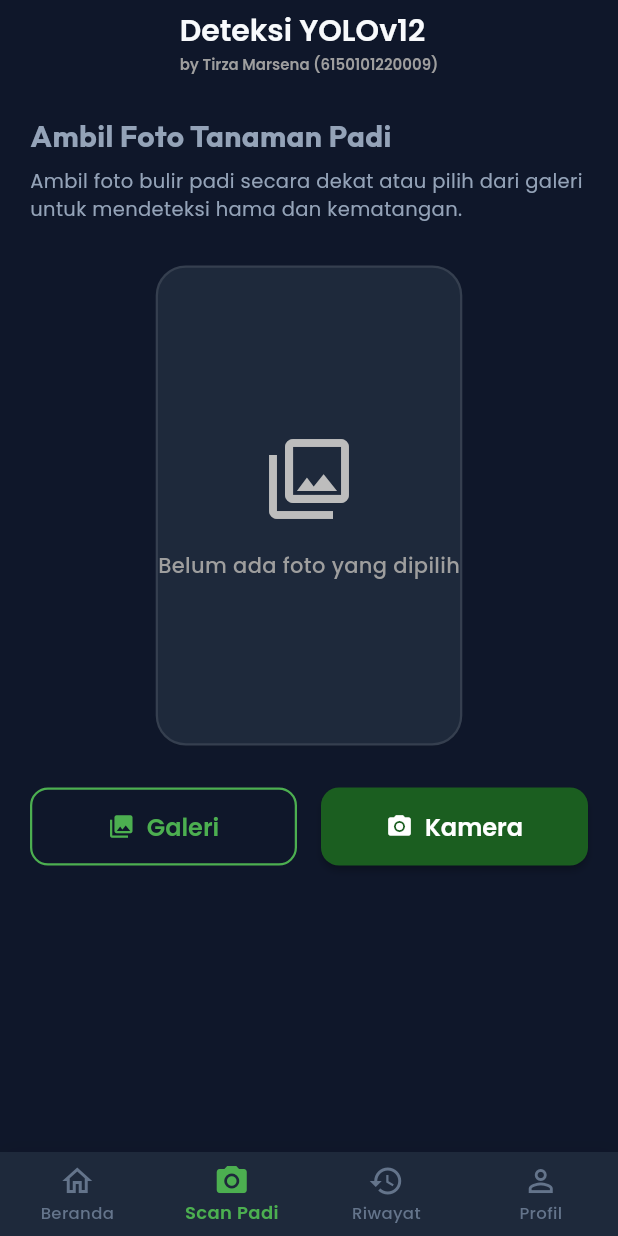
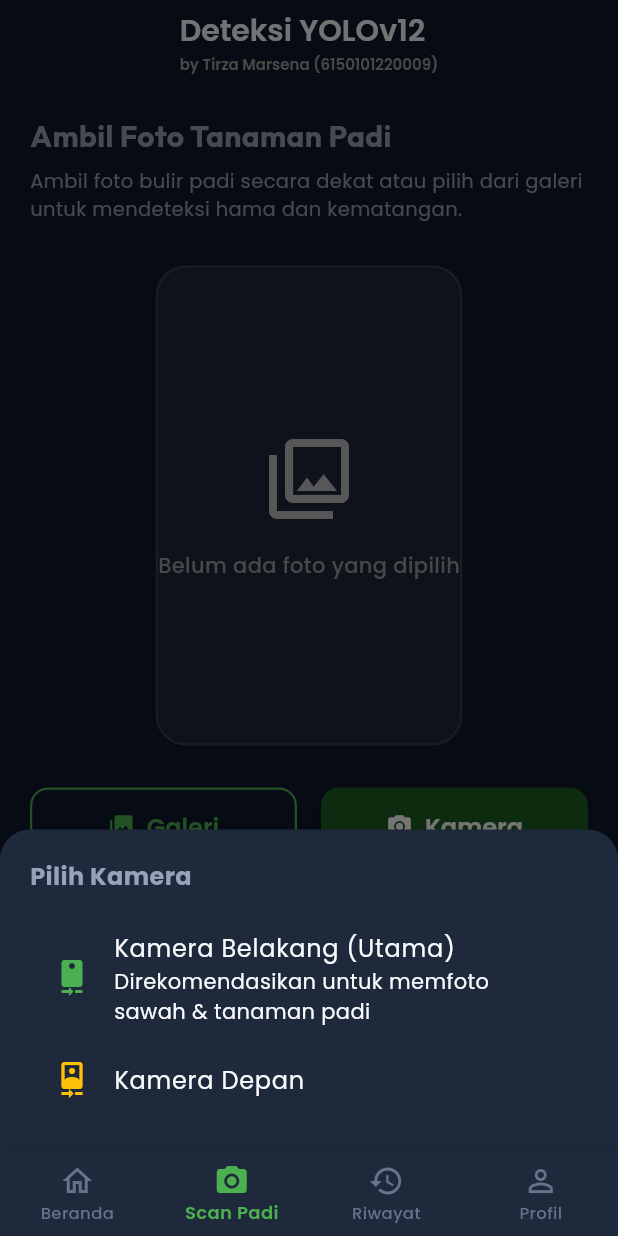
Before and after one commit to MuhammadAslam-aja/padiguard, a Flutter app: the DetectionPage screen opened by its route, after a tap on "Kamera", on a phone screen of 412 x 824 dp. Run offline on Flutter 3.47's test engine with Material 3 defaults, Android fonts, the phone set to English and light mode, and no system bars; our stand-ins replace dio, fl_chart, flutter_riverpod, flutter_secure_storage, flutter_spinkit, geolocator and 4 more; missing offline and left inert: dart:html, dart:ui_web; accounts and stored records are empty; network calls fail.

Commit message:
feat: add camera switch (front camera & back camera) support in live camera dialog and picker

```diff
--- a/lib/features/detection/presentation/pages/detection_page.dart
+++ b/lib/features/detection/presentation/pages/detection_page.dart
@@ -30,12 +30,13 @@ class _DetectionPageState extends ConsumerState<DetectionPage> {
   Map<String, dynamic>? _detectionResult;
   String? _errorMessage;
 
-  Future<void> _pickImage(ImageSource source) async {
+  Future<void> _pickImage(ImageSource source, {CameraDevice preferredCamera = CameraDevice.rear}) async {
     try {
       final XFile? file = kIsWeb
-          ? await _picker.pickImage(source: source)
+          ? await _picker.pickImage(source: source, preferredCameraDevice: preferredCamera)
           : await _picker.pickImage(
               source: source,
+              preferredCameraDevice: preferredCamera,
               imageQuality: 85,
               maxWidth: 1024,
             );
@@ -57,6 +58,51 @@ class _DetectionPageState extends ConsumerState<DetectionPage> {
         _errorMessage = 'Gagal mengakses media: ${e.toString()}';
       });
     }
+  }
+
+  void _showCameraOptions(BuildContext context) {
+    if (kIsWeb) {
+      _openWebCamera();
+      return;
+    }
+
+    showModalBottomSheet(
+      context: context,
+      shape: const RoundedRectangleBorder(
+        borderRadius: BorderRadius.vertical(top: Radius.circular(20)),
+      ),
+      builder: (context) => Container(
+        padding: const EdgeInsets.all(20),
+        child: Column(
+          mainAxisSize: MainAxisSize.min,
+          crossAxisAlignment: CrossAxisAlignment.start,
+          children: [
+            Text(
+              'Pilih Kamera',
+              style: GoogleFonts.poppins(fontSize: 16, fontWeight: FontWeight.bold),
+            ),
+            const SizedBox(height: 16),
+            ListTile(
+              leading: const Icon(Icons.camera_rear, color: Color(0xFF4CAF50)),
+              title: const Text('Kamera Belakang (Utama)'),
+              subtitle: const Text('Direkomendasikan untuk memfoto sawah & tanaman padi'),
+              onTap: () {
+                Navigator.pop(context);
+                _pickImage(ImageSource.camera, preferredCamera: CameraDevice.rear);
+              },
+            ),
+            ListTile(
+              leading: const Icon(Icons.camera_front, color: Colors.amber),
+              title: const Text('Kamera Depan'),
+              onTap: () {
+                Navigator.pop(context);
+                _pickImage(ImageSource.camera, preferredCamera: CameraDevice.front);
+              },
+            ),
+          ],
+        ),
+      ),
+    );
   }
 
   /// Membuka dialog kamera web / browser secara live.
@@ -393,13 +439,7 @@ class _DetectionPageState extends ConsumerState<DetectionPage> {
                   const SizedBox(width: 16),
                   Expanded(
                     child: ElevatedButton.icon(
-                      onPressed: () {
-                        if (kIsWeb) {
-                          _openWebCamera();
-                        } else {
-                          _pickImage(ImageSource.camera);
-                        }
-                      },
+                      onPressed: () => _showCameraOptions(context),
                       icon: const Icon(Icons.camera_alt),
                       label: const Text('Kamera'),
                       style: ElevatedButton.styleFrom(
```
Also changed, not shown: lib/core/utils/web_camera_web.dart (+54 -12 lines).
